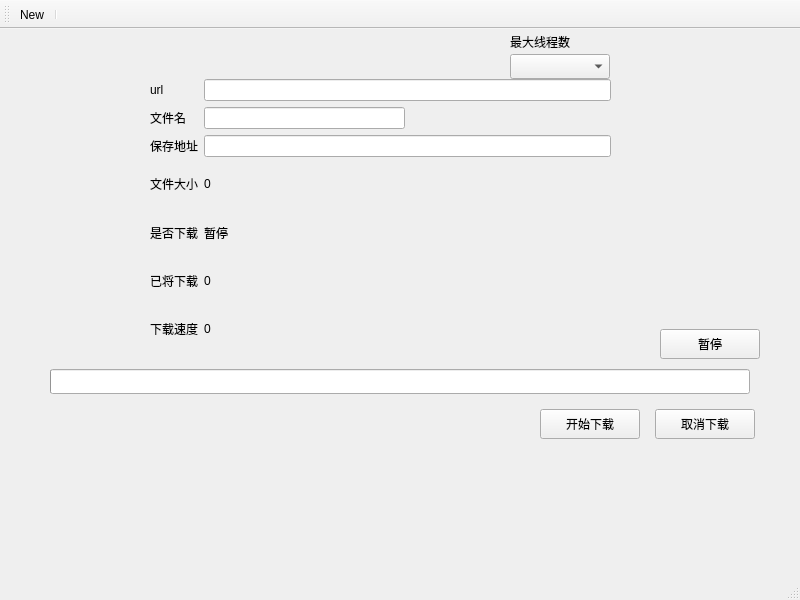
Qt form Downloader/downloadermanager.ui (chenmingglin/multi-thread-downloader) before a commit.
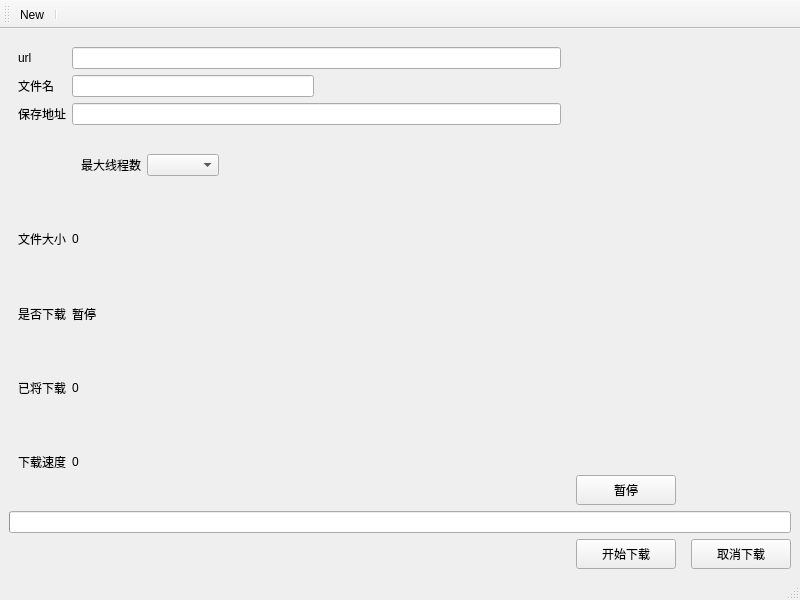
The same form after that commit. Icons and pictures are not drawn.

The edit to the form file:
```diff
--- a/Downloader/downloadermanager.ui
+++ b/Downloader/downloadermanager.ui
@@ -13,276 +13,262 @@
   <property name="windowTitle">
    <string>DownloaderManager</string>
   </property>
+  <property name="documentMode">
+   <bool>true</bool>
+  </property>
   <widget class="QWidget" name="centralwidget">
-   <widget class="QWidget" name="widget" native="true">
-    <property name="geometry">
-     <rect>
-      <x>150</x>
-      <y>50</y>
-      <width>461</width>
-      <height>271</height>
-     </rect>
-    </property>
-    <layout class="QGridLayout" name="gridLayout">
-     <item row="1" column="2">
-      <widget class="QLineEdit" name="file_name">
-       <property name="readOnly">
-        <bool>true</bool>
+   <layout class="QGridLayout" name="gridLayout_2">
+    <item row="2" column="0" colspan="2">
+     <widget class="QProgressBar" name="progress">
+      <property name="value">
+       <number>0</number>
+      </property>
+      <property name="textVisible">
+       <bool>false</bool>
+      </property>
+     </widget>
+    </item>
+    <item row="4" column="1">
+     <widget class="QWidget" name="widget_3" native="true">
+      <property name="minimumSize">
+       <size>
+        <width>215</width>
+        <height>30</height>
+       </size>
+      </property>
+      <property name="maximumSize">
+       <size>
+        <width>215</width>
+        <height>30</height>
+       </size>
+      </property>
+      <widget class="QPushButton" name="cancel">
+       <property name="geometry">
+        <rect>
+         <x>115</x>
+         <y>0</y>
+         <width>100</width>
+         <height>30</height>
+        </rect>
        </property>
-      </widget>
-     </item>
-     <item row="3" column="2">
-      <widget class="QLabel" name="file_size">
-       <property name="text">
-        <string>0</string>
+       <property name="minimumSize">
+        <size>
+         <width>100</width>
+         <height>30</height>
+        </size>
        </property>
-      </widget>
-     </item>
-     <item row="1" column="3">
-      <spacer name="horizontalSpacer">
-       <property name="orientation">
-        <enum>Qt::Orientation::Horizontal</enum>
-       </property>
-       <property name="sizeHint" stdset="0">
+       <property name="maximumSize">
         <size>
-         <width>40</width>
-         <height>20</height>
+         <width>100</width>
+         <height>30</height>
         </size>
        </property>
-      </spacer>
-     </item>
-     <item row="6" column="0">
-      <widget class="QLabel" name="label_5">
        <property name="text">
-        <string>已将下载</string>
+        <string>取消下载</string>
        </property>
       </widget>
-     </item>
-     <item row="2" column="0">
-      <widget class="QLabel" name="label_2">
-       <property name="text">
-        <string>保存地址</string>
+      <widget class="QPushButton" name="start">
+       <property name="geometry">
+        <rect>
+         <x>0</x>
+         <y>0</y>
+         <width>100</width>
+         <height>30</height>
+        </rect>
        </property>
-      </widget>
-     </item>
-     <item row="6" column="2">
-      <widget class="QLabel" name="recv_size">
-       <property name="text">
-        <string>0</string>
+       <property name="minimumSize">
+        <size>
+         <width>100</width>
+         <height>30</height>
+        </size>
        </property>
-      </widget>
-     </item>
-     <item row="2" column="2" colspan="2">
-      <widget class="QLineEdit" name="save_path">
-       <property name="readOnly">
-        <bool>true</bool>
+       <property name="maximumSize">
+        <size>
+         <width>100</width>
+         <height>30</height>
+        </size>
        </property>
-      </widget>
-     </item>
-     <item row="4" column="0">
-      <widget class="QLabel" name="label_3">
-       <property name="text">
-        <string>是否下载</string>
+       <property name="styleSheet">
+        <string notr="true"/>
        </property>
-      </widget>
-     </item>
-     <item row="7" column="2">
-      <widget class="QLabel" name="speed">
        <property name="text">
-        <string>0</string>
+        <string>开始下载</string>
        </property>
       </widget>
-     </item>
-     <item row="4" column="2">
-      <widget class="QLabel" name="status">
-       <property name="text">
-        <string>暂停</string>
-       </property>
-      </widget>
-     </item>
-     <item row="1" column="0">
-      <widget class="QLabel" name="label">
-       <property name="text">
-        <string>文件名</string>
-       </property>
-      </widget>
-     </item>
-     <item row="7" column="0">
-      <widget class="QLabel" name="label_6">
-       <property name="text">
-        <string>下载速度</string>
-       </property>
-      </widget>
-     </item>
-     <item row="3" column="0">
-      <widget class="QLabel" name="label_4">
-       <property name="text">
-        <string>文件大小</string>
-       </property>
-      </widget>
-     </item>
-     <item row="0" column="0">
-      <widget class="QLabel" name="label_7">
-       <property name="text">
-        <string>url</string>
-       </property>
-      </widget>
-     </item>
-     <item row="0" column="2" colspan="2">
-      <widget class="QLineEdit" name="url">
-       <property name="readOnly">
-        <bool>true</bool>
-       </property>
-      </widget>
-     </item>
-    </layout>
-   </widget>
-   <widget class="QProgressBar" name="progress">
-    <property name="geometry">
-     <rect>
-      <x>50</x>
-      <y>340</y>
-      <width>700</width>
-      <height>25</height>
-     </rect>
-    </property>
-    <property name="value">
-     <number>0</number>
-    </property>
-    <property name="textVisible">
-     <bool>false</bool>
-    </property>
-   </widget>
-   <widget class="QWidget" name="widget_2" native="true">
-    <property name="geometry">
-     <rect>
-      <x>510</x>
-      <y>0</y>
-      <width>100</width>
-      <height>50</height>
-     </rect>
-    </property>
-    <widget class="QLabel" name="label_8">
-     <property name="geometry">
-      <rect>
-       <x>0</x>
-       <y>0</y>
-       <width>100</width>
-       <height>25</height>
-      </rect>
-     </property>
-     <property name="text">
-      <string>最大线程数</string>
-     </property>
-    </widget>
-    <widget class="QComboBox" name="thread_num">
-     <property name="geometry">
-      <rect>
-       <x>0</x>
-       <y>25</y>
-       <width>100</width>
-       <height>25</height>
-      </rect>
-     </property>
-    </widget>
-   </widget>
-   <widget class="QWidget" name="widget_3" native="true">
-    <property name="geometry">
-     <rect>
-      <x>540</x>
-      <y>380</y>
-      <width>215</width>
-      <height>30</height>
-     </rect>
-    </property>
-    <property name="minimumSize">
-     <size>
-      <width>215</width>
-      <height>30</height>
-     </size>
-    </property>
-    <property name="maximumSize">
-     <size>
-      <width>215</width>
-      <height>30</height>
-     </size>
-    </property>
-    <widget class="QPushButton" name="cancel">
-     <property name="geometry">
-      <rect>
-       <x>115</x>
-       <y>0</y>
-       <width>100</width>
-       <height>30</height>
-      </rect>
-     </property>
-     <property name="minimumSize">
-      <size>
-       <width>100</width>
-       <height>30</height>
-      </size>
-     </property>
-     <property name="maximumSize">
-      <size>
-       <width>100</width>
-       <height>30</height>
-      </size>
-     </property>
-     <property name="text">
-      <string>取消下载</string>
-     </property>
-    </widget>
-    <widget class="QPushButton" name="start">
-     <property name="geometry">
-      <rect>
-       <x>0</x>
-       <y>0</y>
-       <width>100</width>
-       <height>30</height>
-      </rect>
-     </property>
-     <property name="minimumSize">
-      <size>
-       <width>100</width>
-       <height>30</height>
-      </size>
-     </property>
-     <property name="maximumSize">
-      <size>
-       <width>100</width>
-       <height>30</height>
-      </size>
-     </property>
-     <property name="text">
-      <string>开始下载</string>
-     </property>
-    </widget>
-   </widget>
-   <widget class="QPushButton" name="stop">
-    <property name="geometry">
-     <rect>
-      <x>660</x>
-      <y>300</y>
-      <width>100</width>
-      <height>30</height>
-     </rect>
-    </property>
-    <property name="minimumSize">
-     <size>
-      <width>100</width>
-      <height>30</height>
-     </size>
-    </property>
-    <property name="maximumSize">
-     <size>
-      <width>100</width>
-      <height>30</height>
-     </size>
-    </property>
-    <property name="text">
-     <string>暂停</string>
-    </property>
-   </widget>
+     </widget>
+    </item>
+    <item row="1" column="1">
+     <widget class="QPushButton" name="stop">
+      <property name="minimumSize">
+       <size>
+        <width>100</width>
+        <height>30</height>
+       </size>
+      </property>
+      <property name="maximumSize">
+       <size>
+        <width>100</width>
+        <height>30</height>
+       </size>
+      </property>
+      <property name="text">
+       <string>暂停</string>
+      </property>
+     </widget>
+    </item>
+    <item row="0" column="0" rowspan="2">
+     <widget class="QWidget" name="widget" native="true">
+      <layout class="QGridLayout" name="gridLayout">
+       <item row="10" column="2">
+        <widget class="QLabel" name="speed">
+         <property name="text">
+          <string>0</string>
+         </property>
+        </widget>
+       </item>
+       <item row="1" column="0">
+        <widget class="QLabel" name="label">
+         <property name="text">
+          <string>文件名</string>
+         </property>
+        </widget>
+       </item>
+       <item row="7" column="0">
+        <widget class="QLabel" name="label_3">
+         <property name="text">
+          <string>是否下载</string>
+         </property>
+        </widget>
+       </item>
+       <item row="10" column="0">
+        <widget class="QLabel" name="label_6">
+         <property name="text">
+          <string>下载速度</string>
+         </property>
+        </widget>
+       </item>
+       <item row="1" column="2">
+        <widget class="QLineEdit" name="file_name">
+         <property name="readOnly">
+          <bool>true</bool>
+         </property>
+        </widget>
+       </item>
+       <item row="0" column="2" colspan="2">
+        <widget class="QLineEdit" name="url">
+         <property name="readOnly">
+          <bool>true</bool>
+         </property>
+        </widget>
+       </item>
+       <item row="0" column="0">
+        <widget class="QLabel" name="label_7">
+         <property name="text">
+          <string>url</string>
+         </property>
+        </widget>
+       </item>
+       <item row="9" column="0">
+        <widget class="QLabel" name="label_5">
+         <property name="text">
+          <string>已将下载</string>
+         </property>
+        </widget>
+       </item>
+       <item row="6" column="2">
+        <widget class="QLabel" name="file_size">
+         <property name="text">
+          <string>0</string>
+         </property>
+        </widget>
+       </item>
+       <item row="2" column="2" colspan="2">
+        <widget class="QLineEdit" name="save_path">
+         <property name="readOnly">
+          <bool>true</bool>
+         </property>
+        </widget>
+       </item>
+       <item row="6" column="0">
+        <widget class="QLabel" name="label_4">
+         <property name="text">
+          <string>文件大小</string>
+         </property>
+        </widget>
+       </item>
+       <item row="2" column="0">
+        <widget class="QLabel" name="label_2">
+         <property name="text">
+          <string>保存地址</string>
+         </property>
+        </widget>
+       </item>
+       <item row="7" column="2">
+        <widget class="QLabel" name="status">
+         <property name="text">
+          <string>暂停</string>
+         </property>
+        </widget>
+       </item>
+       <item row="1" column="3">
+        <spacer name="horizontalSpacer">
+         <property name="orientation">
+          <enum>Qt::Orientation::Horizontal</enum>
+         </property>
+         <property name="sizeHint" stdset="0">
+          <size>
+           <width>40</width>
+           <height>20</height>
+          </size>
+         </property>
+        </spacer>
+       </item>
+       <item row="9" column="2">
+        <widget class="QLabel" name="recv_size">
+         <property name="text">
+          <string>0</string>
+         </property>
+        </widget>
+       </item>
+       <item row="5" column="2">
+        <widget class="QWidget" name="widget_2" native="true">
+         <layout class="QHBoxLayout" name="horizontalLayout">
+          <item>
+           <widget class="QLabel" name="label_8">
+            <property name="maximumSize">
+             <size>
+              <width>83</width>
+              <height>19</height>
+             </size>
+            </property>
+            <property name="text">
+             <string>最大线程数</string>
+            </property>
+           </widget>
+          </item>
+          <item>
+           <widget class="QComboBox" name="thread_num"/>
+          </item>
+          <item>
+           <spacer name="horizontalSpacer_2">
+            <property name="orientation">
+             <enum>Qt::Orientation::Horizontal</enum>
+            </property>
+            <property name="sizeHint" stdset="0">
+             <size>
+              <width>40</width>
+              <height>20</height>
+             </size>
+            </property>
+           </spacer>
+          </item>
+         </layout>
+        </widget>
+       </item>
+      </layout>
+     </widget>
+    </item>
+   </layout>
   </widget>
   <widget class="QMenuBar" name="menubar">
    <property name="geometry">
```
Left out of the diff: 11 changed lines with no effect on the pictures.
